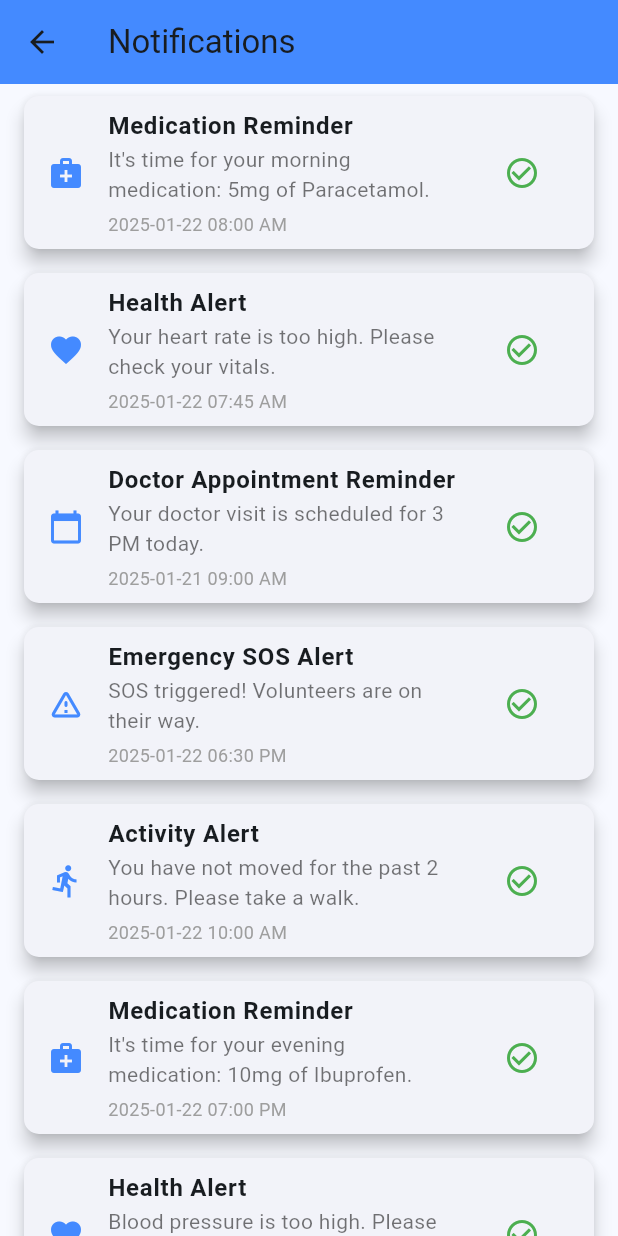
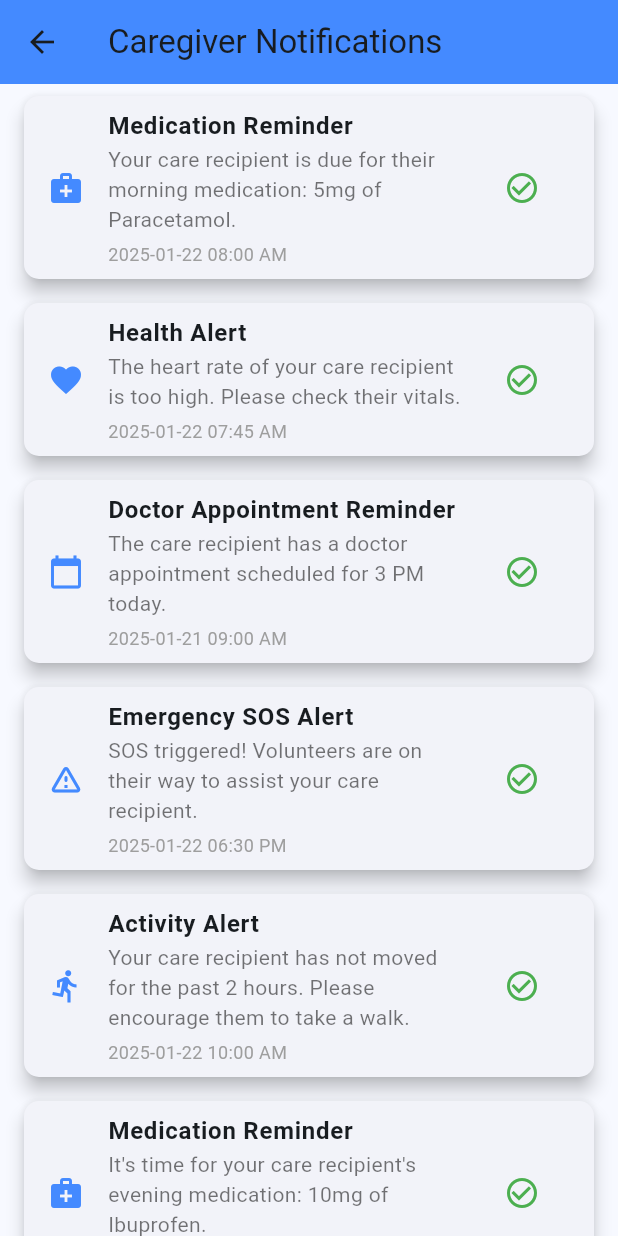
Before and after one commit to Krish-Aggarwal-1406/Eldercare-, a Flutter app: the NotificationScreen screen opened directly, on a phone screen of 412 x 824 dp. Run offline on Flutter 3.47's test engine with Material 3 defaults, Android fonts, the phone set to English and light mode, and no system bars.

Commit message:
new commit

```diff
--- a/lib/notification_screen.dart
+++ b/lib/notification_screen.dart
@@ -5,71 +5,71 @@ class NotificationScreen extends StatelessWidget {
 
   @override
   Widget build(BuildContext context) {
-    // List of notifications with details such as title, message, timestamp, and category
+    // List of notifications for the caregiver, such as health updates, emergency alerts, and reminders for the care seeker
     final List<Map<String, String>> notifications = [
       {
         'title': 'Medication Reminder',
-        'message': 'It\'s time for your morning medication: 5mg of Paracetamol.',
+        'message': 'Your care recipient is due for their morning medication: 5mg of Paracetamol.',
         'timestamp': '2025-01-22 08:00 AM',
         'category': 'Medication',
       },
       {
         'title': 'Health Alert',
-        'message': 'Your heart rate is too high. Please check your vitals.',
+        'message': 'The heart rate of your care recipient is too high. Please check their vitals.',
         'timestamp': '2025-01-22 07:45 AM',
         'category': 'Health Monitoring',
       },
       {
         'title': 'Doctor Appointment Reminder',
-        'message': 'Your doctor visit is scheduled for 3 PM today.',
+        'message': 'The care recipient has a doctor appointment scheduled for 3 PM today.',
         'timestamp': '2025-01-21 09:00 AM',
         'category': 'Appointment',
       },
       {
         'title': 'Emergency SOS Alert',
-        'message': 'SOS triggered! Volunteers are on their way.',
+        'message': 'SOS triggered! Volunteers are on their way to assist your care recipient.',
         'timestamp': '2025-01-22 06:30 PM',
         'category': 'Emergency',
       },
       {
         'title': 'Activity Alert',
-        'message': 'You have not moved for the past 2 hours. Please take a walk.',
+        'message': 'Your care recipient has not moved for the past 2 hours. Please encourage them to take a walk.',
         'timestamp': '2025-01-22 10:00 AM',
         'category': 'Activity Monitoring',
       },
       {
         'title': 'Medication Reminder',
-        'message': 'It\'s time for your evening medication: 10mg of Ibuprofen.',
+        'message': 'It\'s time for your care recipient\'s evening medication: 10mg of Ibuprofen.',
         'timestamp': '2025-01-22 07:00 PM',
         'category': 'Medication',
       },
       {
         'title': 'Health Alert',
-        'message': 'Blood pressure is too high. Please consult your doctor.',
+        'message': 'Blood pressure of your care recipient is too high. Please consult their doctor immediately.',
         'timestamp': '2025-01-21 05:30 PM',
         'category': 'Health Monitoring',
       },
       {
         'title': 'Activity Alert',
-        'message': 'Goal achieved! You walked 10,000 steps today.',
+        'message': 'Great news! Your care recipient has achieved their daily step goal of 10,000 steps.',
         'timestamp': '2025-01-21 08:00 PM',
         'category': 'Activity Monitoring',
       },
       {
         'title': 'Emergency SOS Alert',
-        'message': 'SOS triggered! Assistance is on the way.',
+        'message': 'SOS triggered! Assistance is on the way for your care recipient.',
         'timestamp': '2025-01-22 12:15 PM',
         'category': 'Emergency',
       },
       {
         'title': 'Appointment Reminder',
-        'message': 'Your dental check-up appointment is tomorrow at 2 PM.',
+        'message': 'Your care recipient has a dental check-up appointment tomorrow at 2 PM.',
         'timestamp': '2025-01-22 09:00 AM',
         'category': 'Appointment',
       },
       {
         'title': 'Medication Reminder',
-        'message': 'Don\'t forget your 2pm medication: 20mg of Amoxicillin.',
+        'message': 'Reminder: Your care recipient has their 2 PM medication: 20mg of Amoxicillin.',
         'timestamp': '2025-01-22 02:00 PM',
         'category': 'Medication',
       },
@@ -95,7 +95,7 @@ class NotificationScreen extends StatelessWidget {
 
     return Scaffold(
       appBar: AppBar(
-        title: Text('Notifications'),
+        title: Text('Caregiver Notifications'),
         backgroundColor: Colors.blueAccent,
       ),
       body: ListView.builder(
```
